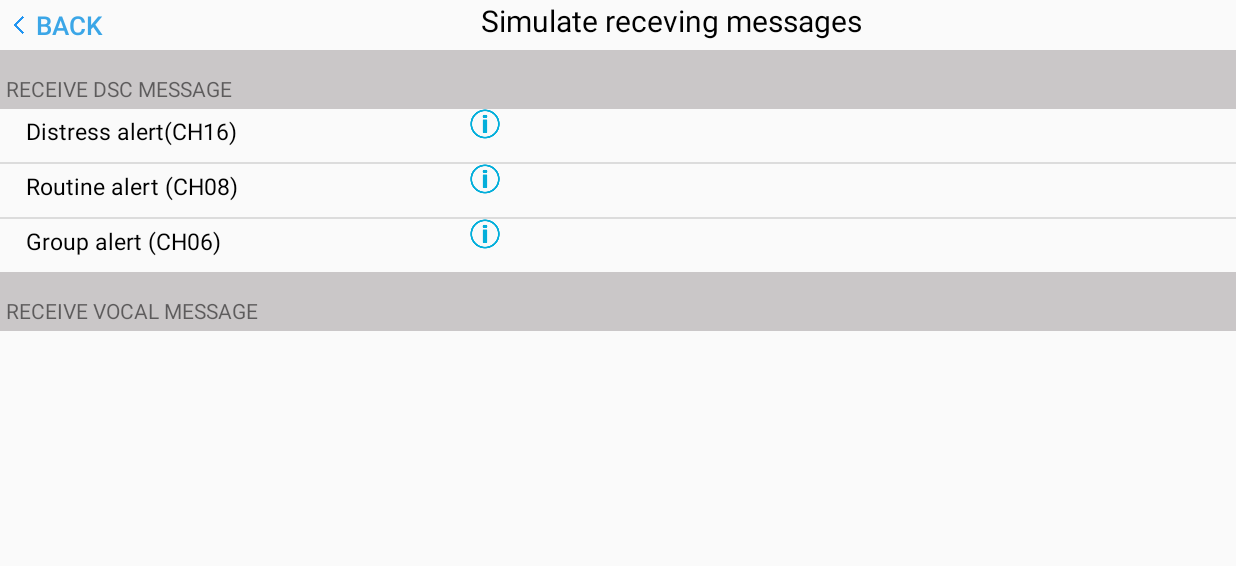
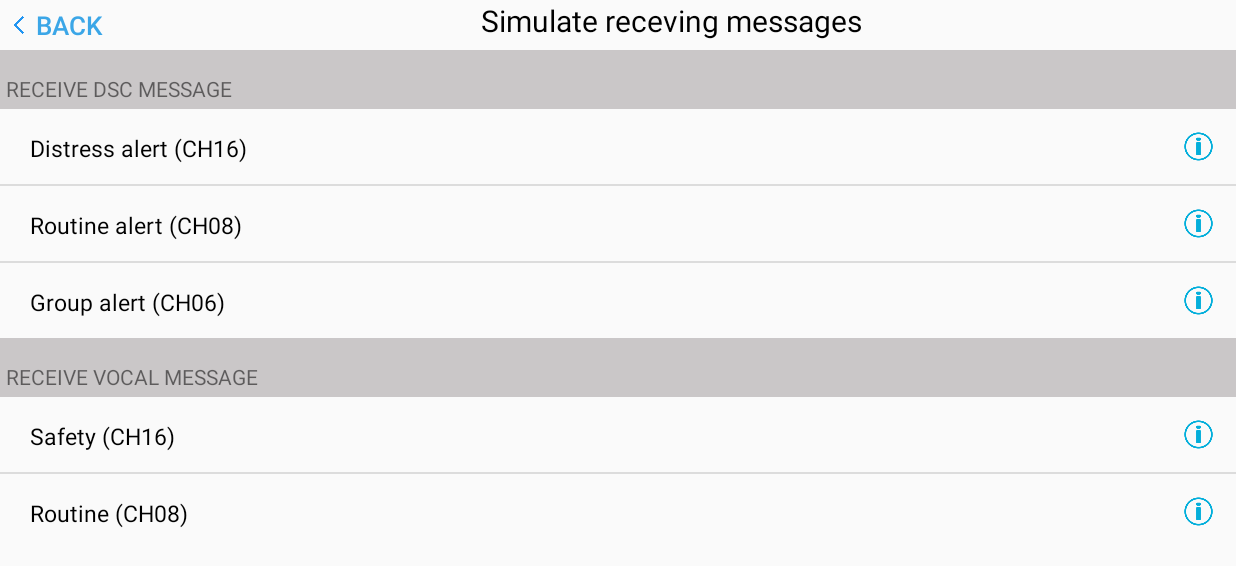
Before and after one commit to vcaibis/Nautischool, an Android app: the MenuActivity screen opened directly, with no data from a screen before it, on a phone screen of 824 x 412 dp (held sideways). Shown: the top 566 px of the screen. Run offline under Robolectric (Android 15) with nearby library versions, the phone set to English and light mode, and no system bars.

Commit message:
Menu + Setting updated. ScrollView doesn't work for menu.

```diff
--- a/app/src/main/java/com/example/arjun/vhf_school/MenuActivity.java
+++ b/app/src/main/java/com/example/arjun/vhf_school/MenuActivity.java
@@ -9,15 +9,15 @@ import android.widget.ListView;
 
 public class MenuActivity extends AppCompatActivity {
 
-   String[] dcsMessageslist = {
-            "Distress alert(CH16)",
+    String[] dcsMessageslist = {
+            "Distress alert (CH16)",
             "Routine alert (CH08)",
             "Group alert (CH06)"
     };
 
-   String[] vocalMessageslist = {
-            "Safety(CH16)",
-            "Routine(CH08)"
+    String[] vocalMessageslist = {
+            "Safety (CH16)",
+            "Routine (CH08)"
     };
 
     @Override
@@ -31,9 +31,8 @@ public class MenuActivity extends AppCompatActivity {
                 R.layout.single_row_menu, R.id.text_view_message, dcsMessageslist ));
 
 
-        //ListView menuSecondList = (ListView) findViewById(R.id.list_vocal_messages);
-        //menuFirstList.setAdapter( new ArrayAdapter<String>(this,
-          //      R.layout.single_row_menu_vocal, R.id.text_view_messages_vocal, vocalMessageslist));
+        ListView menuSecondList = (ListView) findViewById(R.id.list_vocal_messages);
+        menuSecondList.setAdapter( new ArrayAdapter<String>(this, R.layout.single_row_menu_vocal, R.id.text_view_messages_vocal, vocalMessageslist));
 
 
     }
--- a/app/src/main/java/com/example/arjun/vhf_school/SettingsActivity.java
+++ b/app/src/main/java/com/example/arjun/vhf_school/SettingsActivity.java
@@ -49,12 +49,9 @@ public class SettingsActivity extends ListActivity {
     }
 
 
-
-
     public void onListItemClick(ListView firstListView, View v,int position,long id) {
         CheckedTextView item = (CheckedTextView) v;
-            Toast.makeText(this, listModes[position] + " checked : " +
-                    item.isChecked(), Toast.LENGTH_SHORT).show();
+
     }
 
     public void btnbackMain_onClick(View view) {
--- a/app/src/main/res/layout/activity_menu.xml
+++ b/app/src/main/res/layout/activity_menu.xml
@@ -52,8 +52,8 @@
             android:textColor="@color/colorBlack"
             android:textSize="20sp" />
 
+
     </LinearLayout>
-
 
     <!-- First part -->
 
@@ -94,6 +94,7 @@
         android:text="@string/receive_vocal_message" />
 
 
+
     <RelativeLayout
         android:layout_width="match_parent"
         android:layout_height="wrap_content">
--- a/app/src/main/res/layout/activity_settings.xml
+++ b/app/src/main/res/layout/activity_settings.xml
@@ -6,7 +6,6 @@
     android:layout_height="match_parent"
     tools:context="com.example.arjun.vhf_school.SettingsActivity"
     android:orientation="vertical">
-
 
 
     <!-- Settings Bar  -->
@@ -92,7 +91,7 @@
         android:background="@color/colorDarkGrey"
         android:gravity="bottom"
         android:padding="4dip"
-        android:text="@string/modes" />
+        android:text="@string/various_settings" />
 
 
     <RelativeLayout
--- a/app/src/main/res/layout/single_row_menu.xml
+++ b/app/src/main/res/layout/single_row_menu.xml
@@ -1,29 +1,32 @@
 <?xml version="1.0" encoding="utf-8"?>
-<LinearLayout xmlns:android="http://schemas.android.com/apk/res/android"
+<RelativeLayout xmlns:android="http://schemas.android.com/apk/res/android"
     android:orientation="horizontal"
-    android:layout_width="match_parent"
-    android:layout_height="match_parent">
+    android:layout_width="fill_parent"
+    android:layout_height="wrap_content" >
 
     <TextView
         android:id="@+id/text_view_message"
         android:layout_width="300dp"
-        android:layout_height="35dp"
-        android:layout_gravity="start"
-        android:padding="4dip"
-        android:text=""
-        android:textAlignment="textStart"
-        android:textSize="15dp"
+        android:layout_height="50dp"
+        android:layout_alignParentLeft="true"
+        android:layout_alignParentStart="true"
+        android:layout_alignParentTop="true"
+        android:layout_marginLeft="20dp"
+        android:layout_marginStart="20dp"
+        android:paddingTop="15dp"
+        android:text="TEXT"
         android:textColor="@color/colorBlack"
-        android:layout_marginLeft="13dp" />
+        android:textSize="15dp" />
 
     <ImageView
-        android:layout_width="20dp"
-        android:layout_height="20dp"
-        android:layout_gravity="end"
-        android:layout_marginRight="5dp"
-        android:src="@drawable/info"
-        android:layout_marginEnd="5dp"/>
+        android:layout_width="50dp"
+        android:layout_height="50dp"
+        android:layout_gravity="right"
+        android:layout_alignParentRight="true"
+        android:layout_centerVertical="true"
+        android:padding="15dp"
+        android:src="@drawable/info"/>
 
 
 
-</LinearLayout>
+</RelativeLayout>
--- a/app/src/main/res/layout/single_row_menu_vocal.xml
+++ b/app/src/main/res/layout/single_row_menu_vocal.xml
@@ -1,29 +1,31 @@
 <?xml version="1.0" encoding="utf-8"?>
-<LinearLayout xmlns:android="http://schemas.android.com/apk/res/android"
+
+<RelativeLayout xmlns:android="http://schemas.android.com/apk/res/android"
     android:orientation="horizontal"
-    android:layout_width="match_parent"
-    android:layout_height="match_parent">
+    android:layout_width="fill_parent"
+    android:layout_height="wrap_content" >
 
     <TextView
         android:id="@+id/text_view_messages_vocal"
         android:layout_width="300dp"
-        android:layout_height="35dp"
-        android:layout_gravity="start"
-        android:padding="4dip"
-        android:text=""
-        android:textAlignment="textStart"
-        android:textSize="15dp"
+        android:layout_height="50dp"
+        android:layout_alignParentLeft="true"
+        android:layout_alignParentStart="true"
+        android:layout_alignParentTop="true"
+        android:layout_marginLeft="20dp"
+        android:layout_marginStart="20dp"
+        android:paddingTop="15dp"
+        android:text="TEXT"
         android:textColor="@color/colorBlack"
-        android:layout_marginLeft="13dp" />
+        android:textSize="15dp" />
 
     <ImageView
-        android:layout_width="20dp"
-        android:layout_height="20dp"
-        android:layout_gravity="end"
-        android:layout_marginRight="5dp"
-        android:src="@drawable/info"
-        android:layout_marginEnd="5dp"/>
+        android:layout_width="50dp"
+        android:layout_height="50dp"
+        android:layout_gravity="right"
+        android:layout_alignParentRight="true"
+        android:layout_centerVertical="true"
+        android:padding="15dp"
+        android:src="@drawable/info"/>
 
-
-
-</LinearLayout>
+</RelativeLayout>
```
Also changed, not shown: app/src/main/res/layout/single_row.xml (+20 -16 lines). Lines whose indentation alone changed are shown as unchanged.
